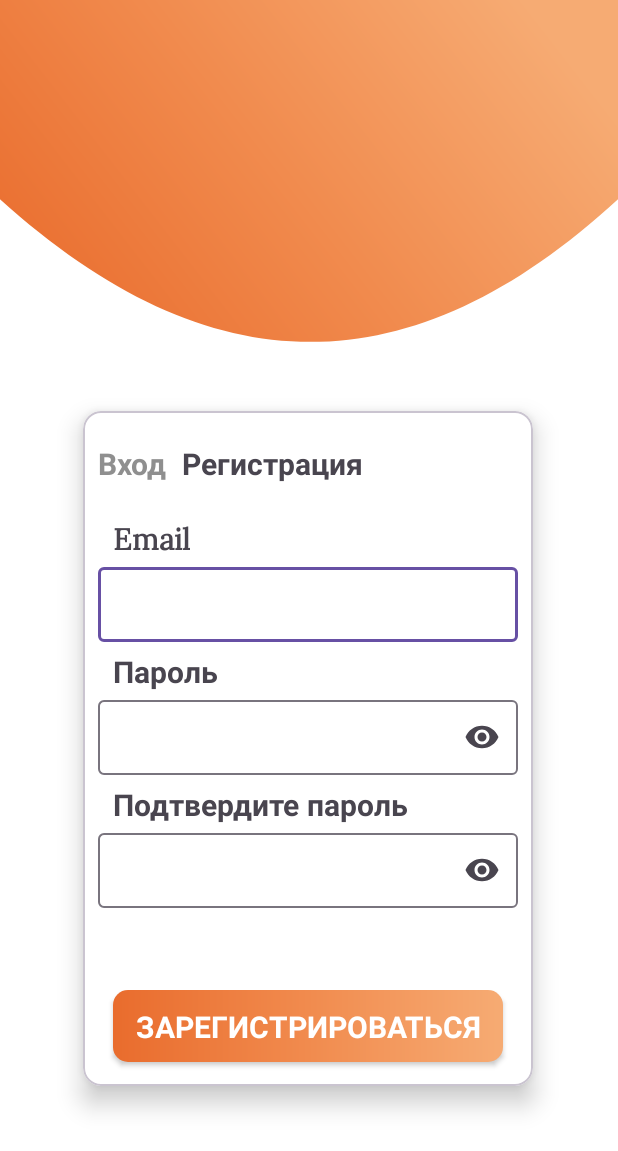
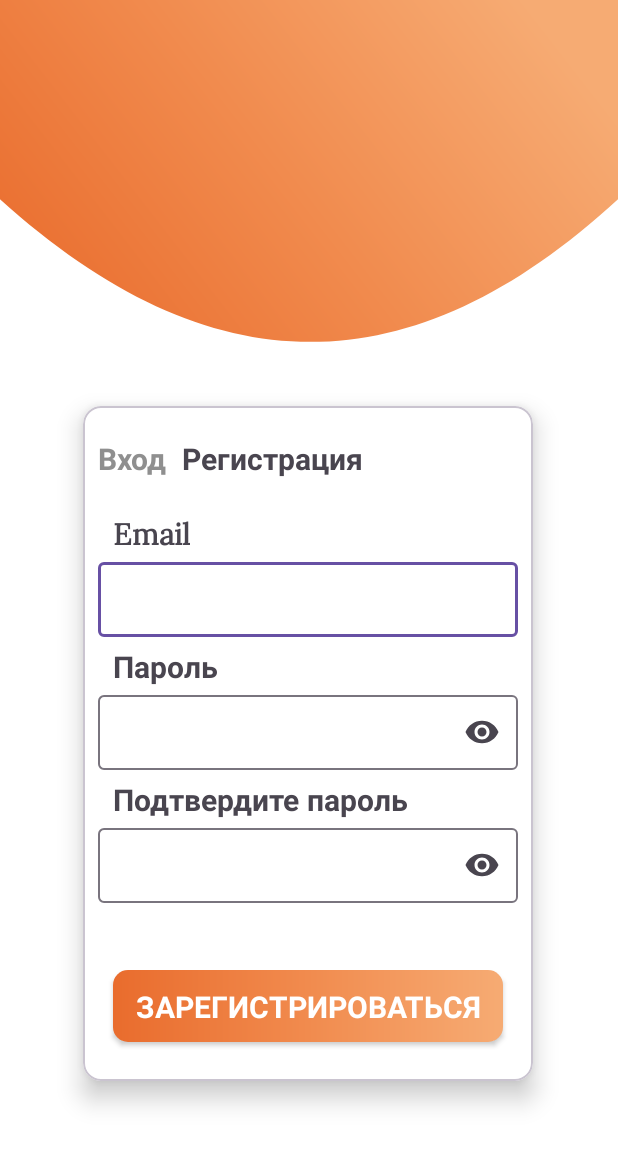
Before and after one commit to Suomi228/EDA-android-app, an Android app: the Registration screen opened directly, with no data from a screen before it, on a phone screen of 412 x 824 dp. Shown: the top 1151 px of the screen. Run offline under Robolectric (Android 15) with nearby library versions, the phone set to English and light mode, and no system bars; our stand-ins replace Firebase (no records; nobody signed in at launch, a user with empty details on screens opened directly).

Commit message:
fixed textfield size, perhaps will be reworked

```diff
--- a/app/src/main/res/layout/activity_registration.xml
+++ b/app/src/main/res/layout/activity_registration.xml
@@ -15,7 +15,7 @@
     <com.google.android.material.card.MaterialCardView
         android:layout_width="300dp"
         android:layout_height="450dp"
-        android:layout_marginTop="90dp"
+        android:layout_marginTop="80dp"
         android:layout_marginStart="5dp"
         android:layout_marginEnd="5dp"
         android:elevation="100dp"
@@ -73,7 +73,7 @@
                 android:layout_marginTop="20dp"
                 android:fontFamily="@font/lora"
                 android:text="Email"
-                android:textSize="20dp"
+                android:textSize="20sp"
                 android:textStyle="bold" />
 
             <com.google.android.material.textfield.TextInputLayout
@@ -90,7 +90,7 @@
                     android:layout_marginEnd="10dp"
                     android:layout_marginBottom="15dp"
                     android:fontFamily="@font/lora"
-                    android:textSize="20dp" />
+                    android:textSize="15sp" />
             </com.google.android.material.textfield.TextInputLayout>
 
             <TextView
@@ -101,7 +101,7 @@
                 android:layout_marginTop="0dp"
                 android:fontFamily="@font/lora"
                 android:text="Пароль"
-                android:textSize="20dp"
+                android:textSize="20sp"
                 android:textStyle="bold" />
 
             <com.google.android.material.textfield.TextInputLayout
@@ -118,7 +118,7 @@
                     android:layout_marginBottom="15dp"
                     android:fontFamily="@font/lora"
                     android:inputType="textPassword"
-                    android:textSize="20dp" />
+                    android:textSize="15sp" />
             </com.google.android.material.textfield.TextInputLayout>
 
             <TextView
@@ -129,7 +129,7 @@
                 android:layout_marginTop="0dp"
                 android:fontFamily="@font/lora"
                 android:text="Подтвердите пароль"
-                android:textSize="20dp"
+                android:textSize="20sp"
                 android:textStyle="bold" />
 
             <com.google.android.material.textfield.TextInputLayout
@@ -146,7 +146,7 @@
                     android:layout_marginBottom="15dp"
                     android:fontFamily="@font/lora"
                     android:inputType="textPassword"
-                    android:textSize="20dp" />
+                    android:textSize="15sp" />
             </com.google.android.material.textfield.TextInputLayout>
 
 
@@ -156,7 +156,7 @@
                 android:layout_width="260dp"
                 android:layout_height="wrap_content"
                 android:layout_gravity="center"
-                android:layout_marginTop="50dp"
+                android:layout_marginTop="40dp"
                 android:background="@drawable/gradient"
                 android:elevation="20dp"
                 android:fontFamily="@font/lora"
@@ -172,7 +172,7 @@
         android:layout_width="wrap_content"
         android:layout_height="wrap_content"
         android:visibility="gone"
-        android:layout_marginEnd="160dp"
+        android:layout_marginEnd="140dp"
         android:foregroundGravity="center"
         app:layout_constraintBottom_toBottomOf="parent"
         app:layout_constraintEnd_toEndOf="parent" />
```
Also changed, not shown: app/src/main/res/layout/activity_login.xml (+10 -7 lines).
